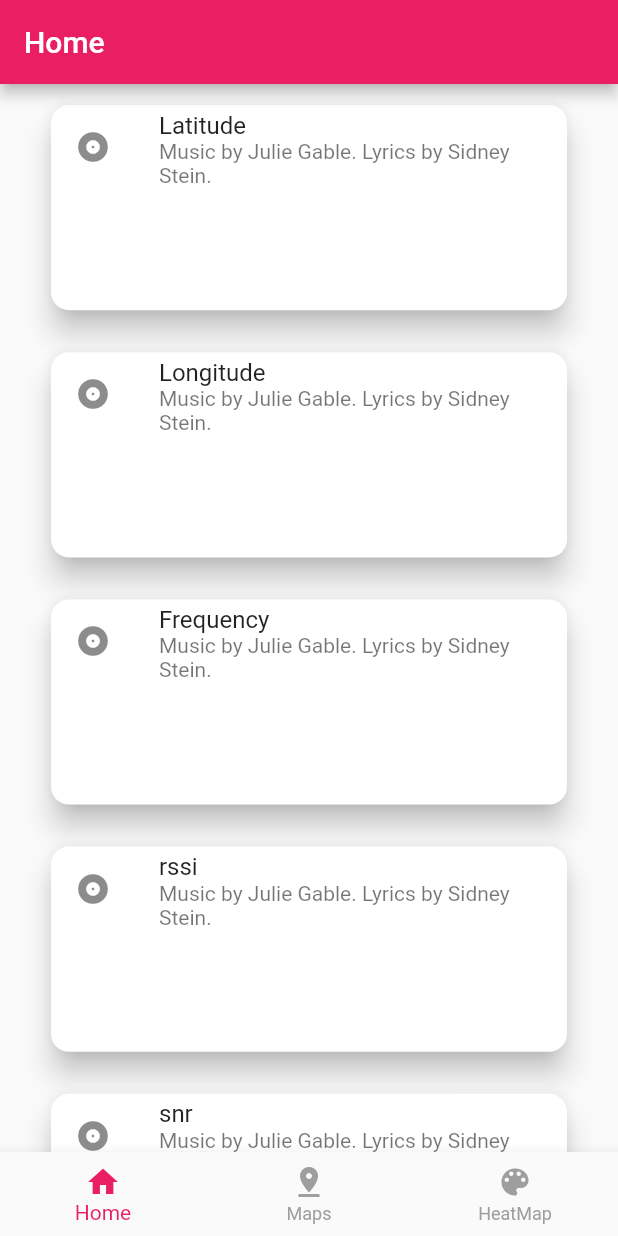
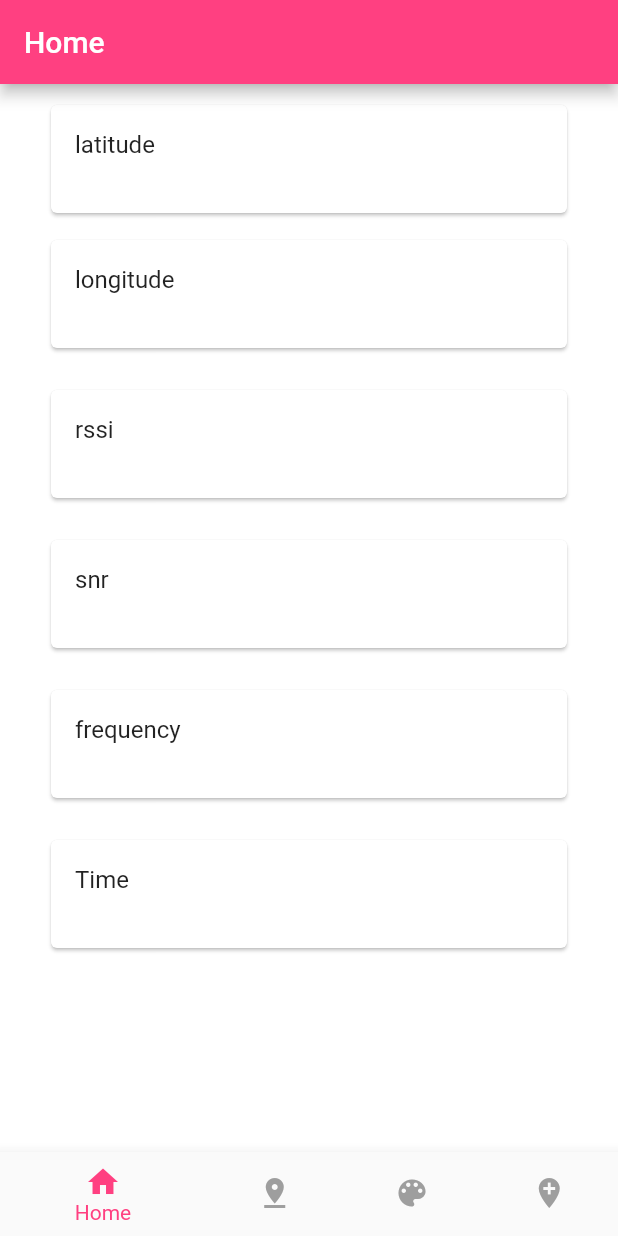
Before and after one commit to tinnakorn-M/Tracker, a Flutter app: the screen it shows after launch, on a phone screen of 412 x 824 dp. Run offline on Flutter 3.47's test engine with Material 2 defaults, Android fonts, the phone set to English and light mode, and no system bars; our stand-ins replace location; missing offline and left inert: google_maps_flutter_heatmap.

```diff
--- a/lib/main.dart
+++ b/lib/main.dart
@@ -1,7 +1,9 @@
+import 'package:Tracker/models/scopmodel.dart';
 import 'package:Tracker/pages/home.dart';
 import 'package:Tracker/pages/launcher.dart';
 import 'package:Tracker/pages/maps.dart';
 import 'package:flutter/material.dart';
+import 'package:scoped_model/scoped_model.dart';
 import 'pages/heatmap.dart';
 
 void main() {
@@ -9,18 +11,24 @@ void main() {
 }
 
 class MyApp extends StatelessWidget {
+  final scopModel = AppModel();
+
   Widget build(BuildContext context) {
-    return MaterialApp(
-      theme: ThemeData(
-        primaryColor: Colors.pink,
-        accentColor: Colors.purple,
-        textTheme: TextTheme(body1: TextStyle(color: Colors.pink)),
+    return ScopedModel<AppModel>(
+      model: scopModel,
+      child: MaterialApp(
+        theme: ThemeData(
+          primaryColor: Colors.pinkAccent,
+          accentColor: Colors.pinkAccent,
+          textTheme: TextTheme(body1: TextStyle(color: Colors.pinkAccent)),
+        ),
+        title: 'Tracker',
+        initialRoute: '/', // สามารถใช้ home แทนได้
+        routes: {
+          LauncherPages.routeName: (context) => LauncherPages(),
+          '/home-page': (context) => HomePages(),
+        },
       ),
-      title: 'First Flutter App',
-      initialRoute: '/', // สามารถใช้ home แทนได้
-      routes: {
-        LauncherPages.routeName: (context) => LauncherPages(),
-      },
     );
   }
 }
--- /dev/null
+++ b/lib/models/meanlocation.dart
@@ -0,0 +1,45 @@
+// To parse this JSON data, do
+//
+//     final meanLocation = meanLocationFromJson(jsonString);
+
+import 'dart:convert';
+
+List<MeanLocation> meanLocationFromJson(String str) => List<MeanLocation>.from(json.decode(str).map((x) => MeanLocation.fromJson(x)));
+
+String meanLocationToJson(List<MeanLocation> data) => json.encode(List<dynamic>.from(data.map((x) => x.toJson())));
+
+class MeanLocation {
+  MeanLocation({
+    this.time,
+    this.latitude,
+    this.longitude,
+    this.frequency,
+    this.rssi,
+    this.snr,
+  });
+
+  String time;
+  double latitude;
+  double longitude;
+  String frequency;
+  String rssi;
+  String snr;
+
+  factory MeanLocation.fromJson(Map<String, dynamic> json) => MeanLocation(
+    time: json["time"],
+    latitude: json["latitude"].toDouble(),
+    longitude: json["longitude"].toDouble(),
+    frequency: json["frequency"],
+    rssi: json["rssi"],
+    snr: json["snr"],
+  );
+
+  Map<String, dynamic> toJson() => {
+    "time": time,
+    "latitude": latitude,
+    "longitude": longitude,
+    "frequency": frequency,
+    "rssi": rssi,
+    "snr": snr,
+  };
+}
--- /dev/null
+++ b/lib/models/scopmodel.dart
@@ -0,0 +1,10 @@
+import 'package:scoped_model/scoped_model.dart';
+
+class AppModel extends Model{
+  String meantime;
+  double meanlatitude;
+  double meanlongitude;
+  String meanfrequency;
+  String meanrssi;
+  String meansnr;
+}
--- a/lib/pages/home.dart
+++ b/lib/pages/home.dart
@@ -1,4 +1,11 @@
+import 'package:Tracker/models/meanlocation.dart';
+import 'package:Tracker/models/scopmodel.dart';
+import 'package:Tracker/pages/heatmap.dart';
 import 'package:flutter/material.dart';
+import 'package:google_maps_flutter_heatmap/google_maps_flutter_heatmap.dart';
+import 'package:location/location.dart';
+import 'package:scoped_model/scoped_model.dart';
+import 'package:http/http.dart' as http;
 
 class HomePages extends StatefulWidget {
   @override
@@ -6,161 +13,212 @@ class HomePages extends StatefulWidget {
 }
 
 class _HomePages extends State<HomePages> {
+  List<MeanLocation> _MeanLocation;
+  MeanLocation data;
+  MeanLocation dataStr;
+  String _time;
+  double _latitude;
+  double _longitude;
+  String _frequency;
+  String _rssi;
+  String _snr;
+  double lat, lng;
+
+  @override
+  void initState() {
+    super.initState();
+    setState(() {
+      findLatLng();
+    });
+  }
+
+  //-------------------------lat lng on init-------------------------------------
+  Future<Null> findLatLng() async {
+    LocationData locationData = await findLocationData();
+    lat = locationData.latitude;
+    lng = locationData.longitude;
+    print('lat $lat, lng $lng');
+  }
+
+  Future<LocationData> findLocationData() async {
+    Location location = Location();
+    try {
+      return location.getLocation();
+    } catch (e) {
+      return null;
+    }
+  }
+
+  //-------------------------lat lng on init-------------------------------------
+
   @override
   Widget build(BuildContext context) {
-    return Scaffold(
-      appBar: AppBar(
-        title: Text('Home'),
-      ),
-      body: SingleChildScrollView(
-        child: Container(
-          child: Column(
-            children: <Widget>[
-              Container(
-                child: Container(
-                  padding:
-                      EdgeInsets.symmetric(horizontal: 30.0, vertical: 10.0),
-                  height: MediaQuery.of(context).size.height * 0.2,
-                  child: Card(
-                    color: Colors.white,
-                    shape: RoundedRectangleBorder(
-                      borderRadius: BorderRadius.circular(12.0),
-                    ),
-                    elevation: 8,
-                    child: Column(
-                      mainAxisSize: MainAxisSize.min,
-                      children: <Widget>[
-                        const ListTile(
-                          leading: Icon(Icons.album),
-                          title: Text('Latitude'),
-                          subtitle: Text('Music by Julie Gable. Lyrics by Sidney Stein.'),
+    return ScopedModelDescendant<AppModel>(
+        builder: (context, childm, scopModel) => Scaffold(
+          appBar: AppBar(
+            title: Text('Home'),
+          ),
+          body: Container(
+            color: Colors.white,
+            child: Center(
+              child: ListView(
+                children: [
+                  Padding(
+                    padding: const EdgeInsets.fromLTRB(30, 10, 30, 0),
+                    child: (scopModel.meanlatitude != null)
+                        ? Column(
+                      children: [
+                        Card(
+                          child: ListTile(
+                            title: Text('latitude'),
+                            subtitle: Text(
+                                scopModel.meanlatitude.toString()),
+                          ),
                         ),
+                      ],
+                    )
+                        : Column(
+                      children: [
+                        Card(
+                          child: ListTile(
+                            title: Text('latitude'),
+                            subtitle: Text(''),
+                          ),
+                        )
                       ],
                     ),
                   ),
-                ),
-              ),
-              Container(
-                child: Container(
-                  padding:
-                  EdgeInsets.symmetric(horizontal: 30.0, vertical: 10.0),
-                  height: MediaQuery.of(context).size.height * 0.2,
-                  child: Card(
-                    color: Colors.white,
-                    shape: RoundedRectangleBorder(
-                      borderRadius: BorderRadius.circular(12.0),
-                    ),
-                    elevation: 8,
-                    child: Column(
-                      mainAxisSize: MainAxisSize.min,
-                      children: <Widget>[
-                        const ListTile(
-                          leading: Icon(Icons.album),
-                          title: Text('Longitude'),
-                          subtitle: Text('Music by Julie Gable. Lyrics by Sidney Stein.'),
-                        ),
+                  Container(
+                    padding:
+                    EdgeInsets.symmetric(horizontal: 30.0, vertical: 10.0),
+                    child: (scopModel.meanlongitude != null)
+                        ? Column(
+                      children: [
+                        Card(
+                          child: ListTile(
+                            title: Text('longitude'),
+                            subtitle:
+                            Text(scopModel.meanlongitude.toString()),
+                          ),
+                        )
+                      ],
+                    )
+                        : Column(
+                      children: [
+                        Card(
+                          child: ListTile(
+                            title: Text('longitude'),
+                            subtitle: Text(''),
+                          ),
+                        )
                       ],
                     ),
                   ),
-                ),
-              ),
-              Container(
-                child: Container(
-                  padding:
-                  EdgeInsets.symmetric(horizontal: 30.0, vertical: 10.0),
-                  height: MediaQuery.of(context).size.height * 0.2,
-                  child: Card(
-                    color: Colors.white,
-                    shape: RoundedRectangleBorder(
-                      borderRadius: BorderRadius.circular(12.0),
-                    ),
-                    elevation: 8,
-                    child: Column(
-                      mainAxisSize: MainAxisSize.min,
-                      children: <Widget>[
-                        const ListTile(
-                          leading: Icon(Icons.album),
-                          title: Text('Frequency'),
-                          subtitle: Text('Music by Julie Gable. Lyrics by Sidney Stein.'),
-                        ),
+                  Container(
+                    padding:
+                    EdgeInsets.symmetric(horizontal: 30.0, vertical: 10.0),
+                    child: (scopModel.meanrssi != null)
+                        ? Column(
+                      children: [
+                        Card(
+                          child: ListTile(
+                            title: Text('rssi'),
+                            subtitle: Text(scopModel.meanrssi.toString()),
+                          ),
+                        )
+                      ],
+                    )
+                        : Column(
+                      children: [
+                        Card(
+                          child: ListTile(
+                            title: Text('rssi'),
+                            subtitle: Text(''),
+                          ),
+                        )
                       ],
                     ),
                   ),
-                ),
-              ),Container(
-                child: Container(
-                  padding:
-                  EdgeInsets.symmetric(horizontal: 30.0, vertical: 10.0),
-                  height: MediaQuery.of(context).size.height * 0.2,
-                  child: Card(
-                    color: Colors.white,
-                    shape: RoundedRectangleBorder(
-                      borderRadius: BorderRadius.circular(12.0),
-                    ),
-                    elevation: 8,
-                    child: Column(
-                      mainAxisSize: MainAxisSize.min,
-                      children: <Widget>[
-                        const ListTile(
-                          leading: Icon(Icons.album),
-                          title: Text('rssi'),
-                          subtitle: Text('Music by Julie Gable. Lyrics by Sidney Stein.'),
-                        ),
+                  Container(
+                    padding:
+                    EdgeInsets.symmetric(horizontal: 30.0, vertical: 10.0),
+                    child: (scopModel.meansnr != null)
+                        ? Column(
+                      children: [
+                        Card(
+                          child: ListTile(
+                            title: Text('snr'),
+                            subtitle: Text(scopModel.meansnr.toString()),
+                          ),
+                        )
+                      ],
+                    )
+                        : Column(
+                      children: [
+                        Card(
+                          child: ListTile(
+                            title: Text('snr'),
+                            subtitle: Text(''),
+                          ),
+                        )
                       ],
                     ),
                   ),
-                ),
-              ),Container(
-                child: Container(
-                  padding:
-                  EdgeInsets.symmetric(horizontal: 30.0, vertical: 10.0),
-                  height: MediaQuery.of(context).size.height * 0.2,
-                  child: Card(
-                    color: Colors.white,
-                    shape: RoundedRectangleBorder(
-                      borderRadius: BorderRadius.circular(12.0),
-                    ),
-                    elevation: 8,
-                    child: Column(
-                      mainAxisSize: MainAxisSize.min,
-                      children: <Widget>[
-                        const ListTile(
-                          leading: Icon(Icons.album),
-                          title: Text('snr'),
-                          subtitle: Text('Music by Julie Gable. Lyrics by Sidney Stein.'),
-                        ),
+                  Container(
+                    padding:
+                    EdgeInsets.symmetric(horizontal: 30.0, vertical: 10.0),
+                    child: (scopModel.meanfrequency != null)
+                        ? Column(
+                      children: [
+                        Card(
+                          child: ListTile(
+                            title: Text('frequency'),
+                            subtitle:
+                            Text(scopModel.meanfrequency.toString()),
+                          ),
+                        )
+                      ],
+                    )
+                        : Column(
+                      children: [
+                        Card(
+                          child: ListTile(
+                            title: Text('frequency'),
+                            subtitle: Text(''),
+                          ),
+                        )
                       ],
                     ),
                   ),
-                ),
-              ),Container(
-                child: Container(
-                  padding:
-                  EdgeInsets.symmetric(horizontal: 30.0, vertical: 10.0),
-                  height: MediaQuery.of(context).size.height * 0.2,
-                  child: Card(
-                    color: Colors.white,
-                    shape: RoundedRectangleBorder(
-                      borderRadius: BorderRadius.circular(12.0),
-                    ),
-                    elevation: 8,
-                    child: Column(
-                      mainAxisSize: MainAxisSize.min,
-                      children: <Widget>[
-                        const ListTile(
-                          leading: Icon(Icons.album),
-                          title: Text('Time'),
-                        ),
+                  Container(
+                    padding:
+                    EdgeInsets.symmetric(horizontal: 30.0, vertical: 10.0),
+                    child: (scopModel.meantime != null)
+                        ? Column(
+                      children: [
+                        Card(
+                          child: ListTile(
+                            title: Text('Time'),
+                            subtitle: Text(scopModel.meantime.toString()),
+                          ),
+                        )
+                      ],
+                    )
+                        : Column(
+                      children: [
+                        Card(
+                          child: ListTile(
+                            title: Text('Time'),
+                            subtitle: Text(''),
+                          ),
+                        )
                       ],
                     ),
-                  ),
-                ),
+                  )
+                ],
               ),
-            ],
+            ),
           ),
-        ),
-      ),
-    );
-
+        ));
   }
 }
--- a/lib/pages/launcher.dart
+++ b/lib/pages/launcher.dart
@@ -1,7 +1,11 @@
+import 'package:Tracker/models/scopmodel.dart';
 import 'package:Tracker/pages/heatmap.dart';
 import 'package:Tracker/pages/home.dart';
 import 'package:Tracker/pages/maps.dart';
 import 'package:flutter/material.dart';
+import 'package:scoped_model/scoped_model.dart';
+
+import 'location.dart';
 
 class LauncherPages extends StatefulWidget {
   static const routeName = '/';
@@ -18,10 +22,10 @@ class _LauncherPages extends State<LauncherPages> {
     HomePages(),
     MapPages(),
     HeatMapPages(),
+    LocationPages(),
   ];
 
-  List<BottomNavigationBarItem> _menuBar
-  = <BottomNavigationBarItem>[
+  List<BottomNavigationBarItem> _menuBar = <BottomNavigationBarItem>[
     BottomNavigationBarItem(
       icon: Icon(Icons.home),
       title: Text('Home'),
@@ -34,6 +38,10 @@ class _LauncherPages extends State<LauncherPages> {
       icon: Icon(Icons.color_lens),
       title: Text('HeatMap'),
     ),
+    BottomNavigationBarItem(
+      icon: Icon(Icons.add_location),
+      title: Text('Location'),
+    ),
   ];
 
   void _onItemTapped(int index) {
@@ -44,17 +52,17 @@ class _LauncherPages extends State<LauncherPages> {
 
   @override
   Widget build(BuildContext context) {
-    return Scaffold(
+    return ScopedModelDescendant<AppModel>(
+        builder: (context, childm, scopModel) => Scaffold(
             body: _pageWidget.elementAt(_selectedIndex),
             bottomNavigationBar: BottomNavigationBar(
               items: _menuBar,
               currentIndex: _selectedIndex,
-        selectedItemColor: Theme
-            .of(context)
-            .primaryColor,
+              selectedItemColor: Theme.of(context).primaryColor,
               unselectedItemColor: Colors.grey,
               onTap: _onItemTapped,
             ),
+        )
     );
   }
 }
--- a/lib/pages/maps.dart
+++ b/lib/pages/maps.dart
@@ -34,6 +34,9 @@ class _MapPages extends State<MapPages> {
   @override
   Widget build(BuildContext context) {
     return Scaffold(
+      appBar: AppBar(
+        title: Text('Map'),
+      ),
       body: GoogleMap(
         initialCameraPosition: center,
         onMapCreated: (GoogleMapController controller) {
```
Also changed, not shown: lib/pages/heatmap.dart (+103 -55 lines), lib/pages/location.dart (added, +67 -0 lines), pubspec.yaml (+10 -3 lines), images/background.jpg (added), images/fre.jpg (added), images/ironman.jpg (added), images/lat.jpg (added), images/logo.png (added), images/long.jpg (added), images/pin.jpg (added), images/rssi.jpg (added), images/t.jpg (added), images/time.png (added), pubspec.lock, 1 other file. Lines whose indentation alone changed are shown as unchanged.
